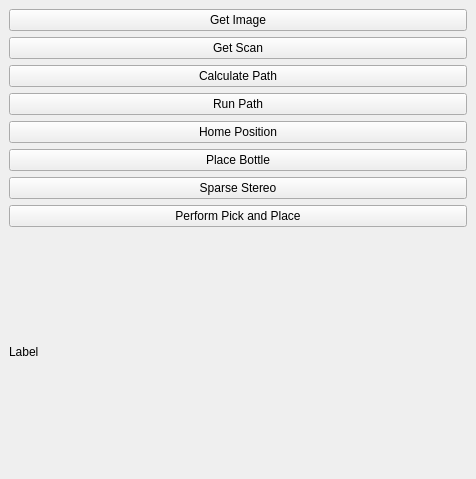
Above: RoviSamplePlugin/src/SamplePlugin.ui from martinjakobsgaard/RoVi1 before the change. Below: the same form after it.
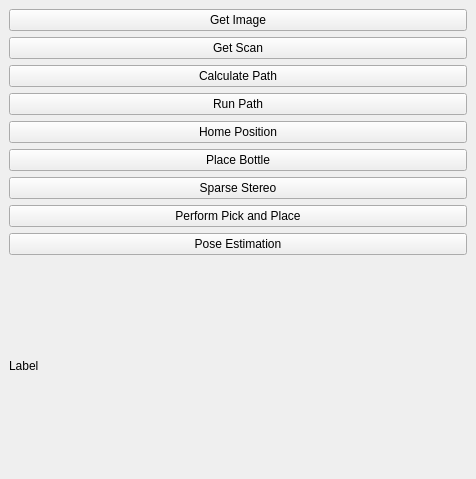
That is the form after the change.

Commit message: Simulated depth sensor works as a button but something with the transformation needs fix, also how to locate scane correct

Diff of the .ui file:
```diff
--- a/RoviSamplePlugin/src/SamplePlugin.ui
+++ b/RoviSamplePlugin/src/SamplePlugin.ui
@@ -73,6 +73,13 @@
         </property>
        </widget>
       </item>
+      <item>
+       <widget class="QPushButton" name="_btn_pose">
+        <property name="text">
+         <string>Pose Estimation</string>
+        </property>
+       </widget>
+      </item>
       <item>
        <widget class="QLabel" name="_label">
         <property name="text">
```
The commit also changes 33 other files.
